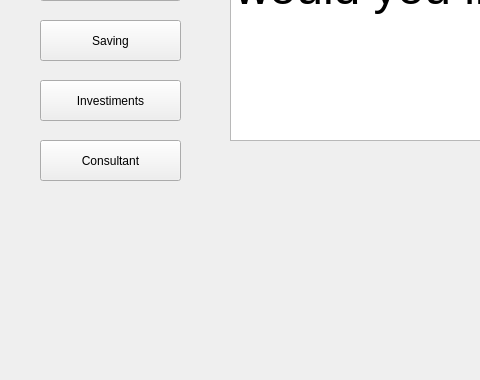
carlosEmulinari/QT-Personal-Finance-Planner, file mainwindow.ui: the form before one commit; both pictures show x 0 to 480 and y 220 to 600 of the 800 by 600 pixel window.
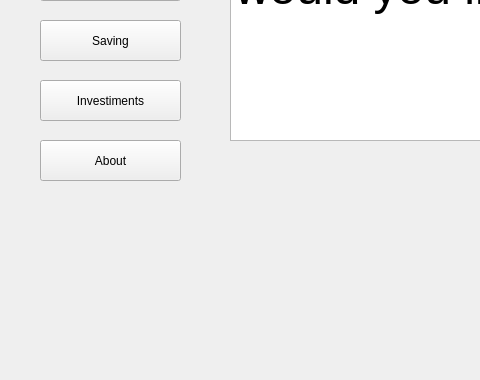
The form after the commit.

```diff
--- a/mainwindow.ui
+++ b/mainwindow.ui
@@ -53,19 +53,6 @@
      <string>Investiments</string>
     </property>
    </widget>
-   <widget class="QPushButton" name="pushButton_4">
-    <property name="geometry">
-     <rect>
-      <x>40</x>
-      <y>360</y>
-      <width>141</width>
-      <height>41</height>
-     </rect>
-    </property>
-    <property name="text">
-     <string>Consultant</string>
-    </property>
-   </widget>
    <widget class="QTextBrowser" name="textBrowser">
     <property name="geometry">
      <rect>
@@ -106,6 +93,19 @@
 &lt;p style=&quot; margin-top:0px; margin-bottom:0px; margin-left:0px; margin-right:0px; -qt-block-indent:0; text-indent:0px;&quot;&gt;&lt;span style=&quot; font-size:36pt;&quot;&gt;Welcome Back! What would you like to do?&lt;/span&gt;&lt;/p&gt;&lt;/body&gt;&lt;/html&gt;</string>
     </property>
    </widget>
+   <widget class="QPushButton" name="pushButton_5">
+    <property name="geometry">
+     <rect>
+      <x>40</x>
+      <y>360</y>
+      <width>141</width>
+      <height>41</height>
+     </rect>
+    </property>
+    <property name="text">
+     <string>About</string>
+    </property>
+   </widget>
   </widget>
   <widget class="QMenuBar" name="menubar">
    <property name="geometry">
```
